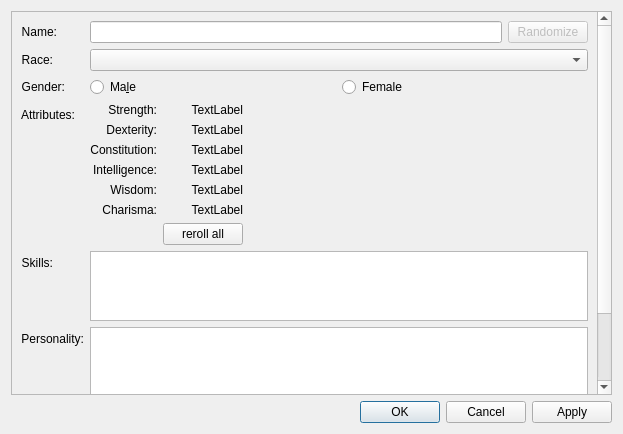
First picture: the form in ui/CreateCharacterWidget.ui, repository jgardner1/JGRPGTools, before the edit.
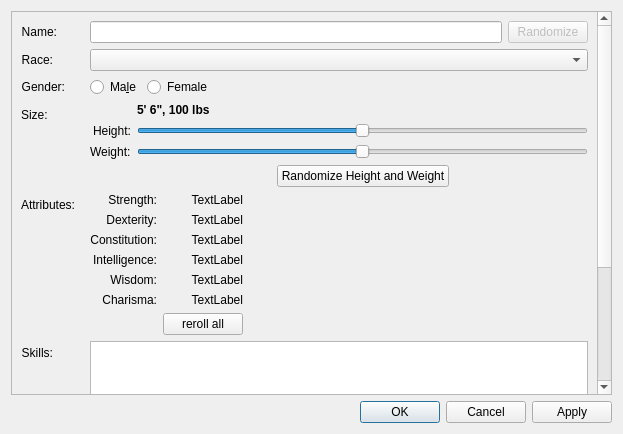
Second picture: the form after the edit. Custom widgets are drawn as their Qt base class.

Commit message: Height and weight

```diff
--- a/ui/CreateCharacterWidget.ui
+++ b/ui/CreateCharacterWidget.ui
@@ -28,7 +28,7 @@
         <x>0</x>
         <y>0</y>
         <width>586</width>
-        <height>472</height>
+        <height>595</height>
        </rect>
       </property>
       <layout class="QFormLayout" name="formLayout">
@@ -122,9 +122,123 @@
            </attribute>
           </widget>
          </item>
+         <item>
+          <spacer name="horizontalSpacer_5">
+           <property name="orientation">
+            <enum>Qt::Horizontal</enum>
+           </property>
+           <property name="sizeHint" stdset="0">
+            <size>
+             <width>40</width>
+             <height>20</height>
+            </size>
+           </property>
+          </spacer>
+         </item>
         </layout>
        </item>
        <item row="3" column="0">
+        <widget class="QLabel" name="label_14">
+         <property name="text">
+          <string>Size:</string>
+         </property>
+        </widget>
+       </item>
+       <item row="3" column="1">
+        <layout class="QFormLayout" name="formLayout_2">
+         <property name="labelAlignment">
+          <set>Qt::AlignRight|Qt::AlignTrailing|Qt::AlignVCenter</set>
+         </property>
+         <item row="2" column="0">
+          <widget class="QLabel" name="label_16">
+           <property name="text">
+            <string>Height:</string>
+           </property>
+          </widget>
+         </item>
+         <item row="2" column="1">
+          <widget class="QSlider" name="heightSlider">
+           <property name="minimum">
+            <number>-100</number>
+           </property>
+           <property name="maximum">
+            <number>100</number>
+           </property>
+           <property name="orientation">
+            <enum>Qt::Horizontal</enum>
+           </property>
+          </widget>
+         </item>
+         <item row="3" column="0">
+          <widget class="QLabel" name="label_17">
+           <property name="text">
+            <string>Weight:</string>
+           </property>
+          </widget>
+         </item>
+         <item row="3" column="1">
+          <widget class="QSlider" name="weightSlider">
+           <property name="minimum">
+            <number>-100</number>
+           </property>
+           <property name="maximum">
+            <number>100</number>
+           </property>
+           <property name="orientation">
+            <enum>Qt::Horizontal</enum>
+           </property>
+          </widget>
+         </item>
+         <item row="4" column="1">
+          <layout class="QHBoxLayout" name="horizontalLayout_5">
+           <item>
+            <spacer name="horizontalSpacer_4">
+             <property name="orientation">
+              <enum>Qt::Horizontal</enum>
+             </property>
+             <property name="sizeHint" stdset="0">
+              <size>
+               <width>40</width>
+               <height>20</height>
+              </size>
+             </property>
+            </spacer>
+           </item>
+           <item>
+            <widget class="QPushButton" name="pushButton">
+             <property name="text">
+              <string>Randomize Height and Weight</string>
+             </property>
+            </widget>
+           </item>
+           <item>
+            <spacer name="horizontalSpacer_3">
+             <property name="orientation">
+              <enum>Qt::Horizontal</enum>
+             </property>
+             <property name="sizeHint" stdset="0">
+              <size>
+               <width>40</width>
+               <height>20</height>
+              </size>
+             </property>
+            </spacer>
+           </item>
+          </layout>
+         </item>
+         <item row="1" column="1">
+          <widget class="QLabel" name="sizeValueLabel">
+           <property name="styleSheet">
+            <string notr="true">font-weight: bold;</string>
+           </property>
+           <property name="text">
+            <string>5' 6&quot;, 100 lbs</string>
+           </property>
+          </widget>
+         </item>
+        </layout>
+       </item>
+       <item row="5" column="0">
         <widget class="QLabel" name="label_3">
          <property name="text">
           <string>Attributes:</string>
@@ -140,7 +254,7 @@
          </property>
         </widget>
        </item>
-       <item row="3" column="1">
+       <item row="5" column="1">
         <layout class="QHBoxLayout" name="horizontalLayout">
          <item>
           <layout class="QGridLayout" name="gridLayout">
@@ -288,7 +402,7 @@
          </item>
         </layout>
        </item>
-       <item row="4" column="0">
+       <item row="6" column="0">
         <widget class="QLabel" name="label_10">
          <property name="text">
           <string>Skills:</string>
@@ -304,10 +418,10 @@
          </property>
         </widget>
        </item>
-       <item row="4" column="1">
+       <item row="6" column="1">
         <widget class="QTreeView" name="skillTreeView"/>
        </item>
-       <item row="5" column="0">
+       <item row="7" column="0">
         <widget class="QLabel" name="label_11">
          <property name="text">
           <string>Personality:</string>
@@ -323,10 +437,10 @@
          </property>
         </widget>
        </item>
-       <item row="5" column="1">
+       <item row="7" column="1">
         <widget class="QTreeView" name="personalityTreeView"/>
        </item>
-       <item row="6" column="0">
+       <item row="8" column="0">
         <widget class="QLabel" name="label_12">
          <property name="text">
           <string>History:</string>
@@ -342,7 +456,7 @@
          </property>
         </widget>
        </item>
-       <item row="6" column="1">
+       <item row="8" column="1">
         <widget class="QTextEdit" name="historyTextEdit"/>
        </item>
       </layout>
```
Left out of the diff: 55 changed lines with no effect on the pictures. The commit also changes 4 other files.
